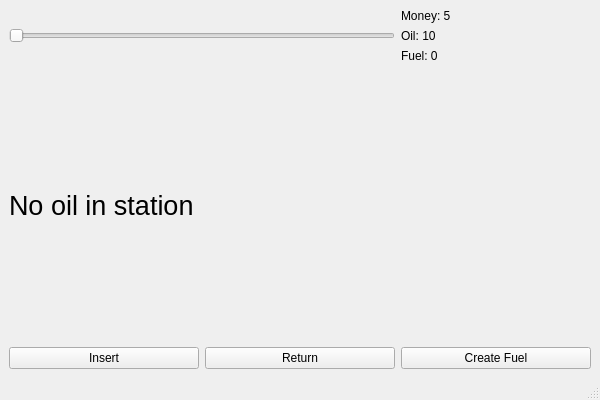
The window that mainwindow.ui (Alk1d/StateMachine_OilRig) describes before a commit, drawn with Qt 5.
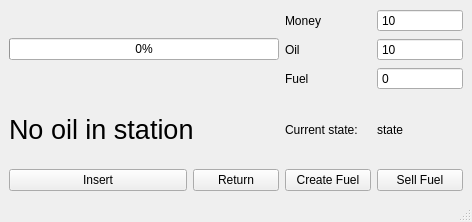
The same window after the commit.

Patch:
```diff
--- a/mainwindow.ui
+++ b/mainwindow.ui
@@ -9,8 +9,8 @@
    <rect>
     <x>0</x>
     <y>0</y>
-    <width>600</width>
-    <height>400</height>
+    <width>472</width>
+    <height>222</height>
    </rect>
   </property>
   <property name="windowTitle">
@@ -18,13 +18,45 @@
   </property>
   <widget class="QWidget" name="centralwidget">
    <layout class="QGridLayout" name="gridLayout">
+    <item row="3" column="2" colspan="2">
+     <widget class="QPushButton" name="Insert_button">
+      <property name="text">
+       <string>Insert</string>
+      </property>
+     </widget>
+    </item>
     <item row="3" column="4">
-     <widget class="QPushButton" name="CreateFuel_button">
+     <widget class="QPushButton" name="Return_button">
       <property name="text">
-       <string>Create Fuel</string>
+       <string>Return</string>
       </property>
      </widget>
     </item>
+    <item row="0" column="5">
+     <layout class="QVBoxLayout" name="verticalLayout_2">
+      <item>
+       <widget class="QLabel" name="Money_label">
+        <property name="text">
+         <string>Money</string>
+        </property>
+       </widget>
+      </item>
+      <item>
+       <widget class="QLabel" name="Oil_label">
+        <property name="text">
+         <string>Oil</string>
+        </property>
+       </widget>
+      </item>
+      <item>
+       <widget class="QLabel" name="Fuel_label">
+        <property name="text">
+         <string>Fuel</string>
+        </property>
+       </widget>
+      </item>
+     </layout>
+    </item>
     <item row="1" column="2" colspan="3">
      <widget class="QLabel" name="State_label">
       <property name="font">
@@ -37,61 +69,81 @@
       </property>
      </widget>
     </item>
-    <item row="0" column="4">
+    <item row="0" column="6">
      <layout class="QVBoxLayout" name="verticalLayout">
       <item>
-       <widget class="QLabel" name="Money_label">
-        <property name="text">
-         <string>Money: 5</string>
+       <widget class="QSpinBox" name="Money_spinBox">
+        <property name="readOnly">
+         <bool>true</bool>
         </property>
+        <property name="buttonSymbols">
+         <enum>QAbstractSpinBox::NoButtons</enum>
+        </property>
+        <property name="value">
+         <number>10</number>
+        </property>
        </widget>
       </item>
       <item>
-       <widget class="QLabel" name="Oil_label">
-        <property name="text">
-         <string>Oil: 10</string>
+       <widget class="QSpinBox" name="Oil_spinBox">
+        <property name="readOnly">
+         <bool>true</bool>
         </property>
+        <property name="buttonSymbols">
+         <enum>QAbstractSpinBox::NoButtons</enum>
+        </property>
+        <property name="value">
+         <number>10</number>
+        </property>
        </widget>
       </item>
       <item>
-       <widget class="QLabel" name="Fuel_label">
-        <property name="text">
-         <string>Fuel: 0</string>
+       <widget class="QSpinBox" name="Fuel_spinBox">
+        <property name="readOnly">
+         <bool>true</bool>
+        </property>
+        <property name="buttonSymbols">
+         <enum>QAbstractSpinBox::NoButtons</enum>
         </property>
        </widget>
       </item>
      </layout>
     </item>
-    <item row="0" column="2" colspan="2">
-     <widget class="QSlider" name="horizontalSlider">
-      <property name="enabled">
-       <bool>true</bool>
+    <item row="1" column="6">
+     <widget class="QLabel" name="CurrentState_label">
+      <property name="text">
+       <string>state</string>
       </property>
-      <property name="tracking">
-       <bool>true</bool>
+     </widget>
+    </item>
+    <item row="1" column="5">
+     <widget class="QLabel" name="label">
+      <property name="text">
+       <string>Current state:</string>
       </property>
-      <property name="orientation">
-       <enum>Qt::Horizontal</enum>
+     </widget>
+    </item>
+    <item row="0" column="2" colspan="3">
+     <widget class="QProgressBar" name="progressBar">
+      <property name="minimum">
+       <number>1</number>
       </property>
-      <property name="invertedAppearance">
-       <bool>false</bool>
+      <property name="value">
+       <number>1</number>
       </property>
-      <property name="invertedControls">
-       <bool>false</bool>
-      </property>
      </widget>
     </item>
-    <item row="3" column="3">
-     <widget class="QPushButton" name="Return_button">
+    <item row="3" column="5">
+     <widget class="QPushButton" name="CreateFuel_button">
       <property name="text">
-       <string>Return</string>
+       <string>Create Fuel</string>
       </property>
      </widget>
     </item>
-    <item row="3" column="2">
-     <widget class="QPushButton" name="Insert_button">
+    <item row="3" column="6">
+     <widget class="QPushButton" name="SellFuel_button">
       <property name="text">
-       <string>Insert</string>
+       <string>Sell Fuel</string>
       </property>
      </widget>
     </item>
@@ -102,7 +154,7 @@
     <rect>
      <x>0</x>
      <y>0</y>
-     <width>600</width>
+     <width>472</width>
      <height>21</height>
     </rect>
    </property>
```
